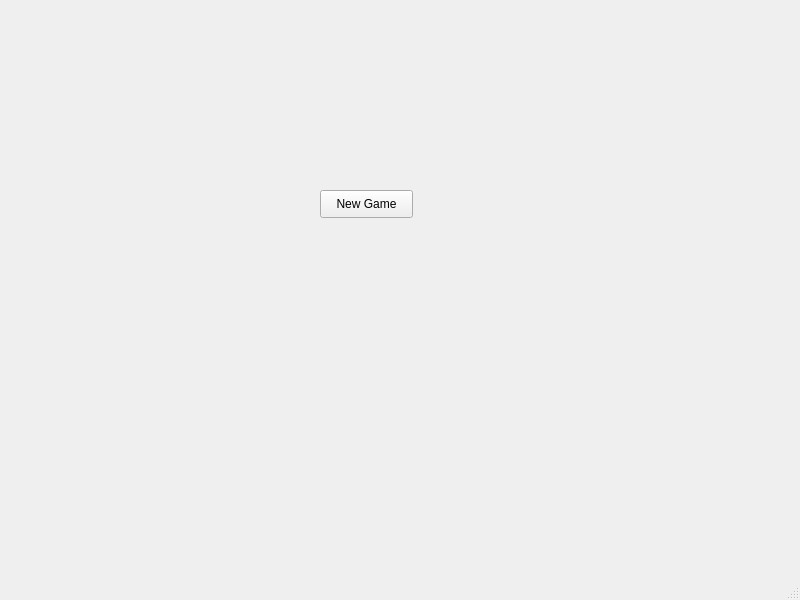
Old version of the form mainwindow.ui in the repository StasDzundza/snake-game.
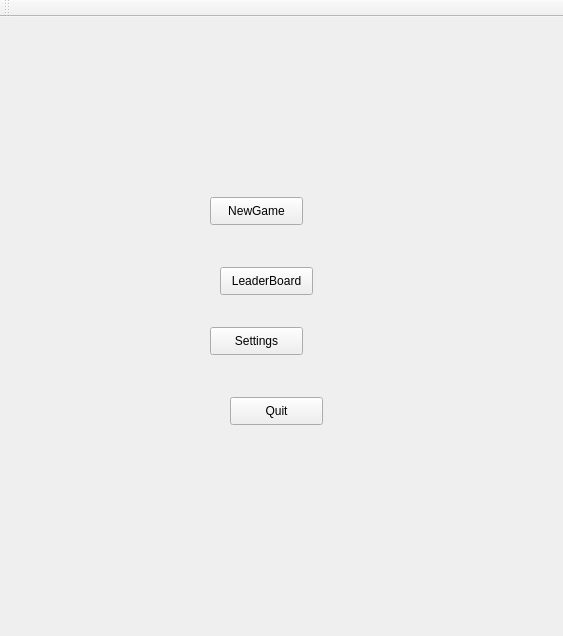
New version of the form.

```diff
--- a/mainwindow.ui
+++ b/mainwindow.ui
@@ -6,8 +6,8 @@
    <rect>
     <x>0</x>
     <y>0</y>
-    <width>800</width>
-    <height>600</height>
+    <width>563</width>
+    <height>636</height>
    </rect>
   </property>
   <property name="windowTitle">
@@ -17,14 +17,53 @@
    <widget class="QPushButton" name="pushButton">
     <property name="geometry">
      <rect>
-      <x>320</x>
-      <y>190</y>
+      <x>210</x>
+      <y>180</y>
       <width>93</width>
       <height>28</height>
      </rect>
     </property>
     <property name="text">
-     <string>New Game</string>
+     <string>NewGame</string>
+    </property>
+   </widget>
+   <widget class="QPushButton" name="leaderboardBtn">
+    <property name="geometry">
+     <rect>
+      <x>220</x>
+      <y>250</y>
+      <width>93</width>
+      <height>28</height>
+     </rect>
+    </property>
+    <property name="text">
+     <string>LeaderBoard</string>
+    </property>
+   </widget>
+   <widget class="QPushButton" name="settingsBtn">
+    <property name="geometry">
+     <rect>
+      <x>210</x>
+      <y>310</y>
+      <width>93</width>
+      <height>28</height>
+     </rect>
+    </property>
+    <property name="text">
+     <string>Settings</string>
+    </property>
+   </widget>
+   <widget class="QPushButton" name="quitBtn">
+    <property name="geometry">
+     <rect>
+      <x>230</x>
+      <y>380</y>
+      <width>93</width>
+      <height>28</height>
+     </rect>
+    </property>
+    <property name="text">
+     <string>Quit</string>
     </property>
    </widget>
   </widget>
@@ -38,7 +77,17 @@
     </rect>
    </property>
   </widget>
-  <widget class="QStatusBar" name="statusbar"/>
+  <widget class="QToolBar" name="toolBar">
+   <property name="windowTitle">
+    <string>toolBar</string>
+   </property>
+   <attribute name="toolBarArea">
+    <enum>TopToolBarArea</enum>
+   </attribute>
+   <attribute name="toolBarBreak">
+    <bool>false</bool>
+   </attribute>
+  </widget>
  </widget>
  <resources/>
  <connections/>
```
Left out of the diff: 4 changed lines with no effect on the pictures.
